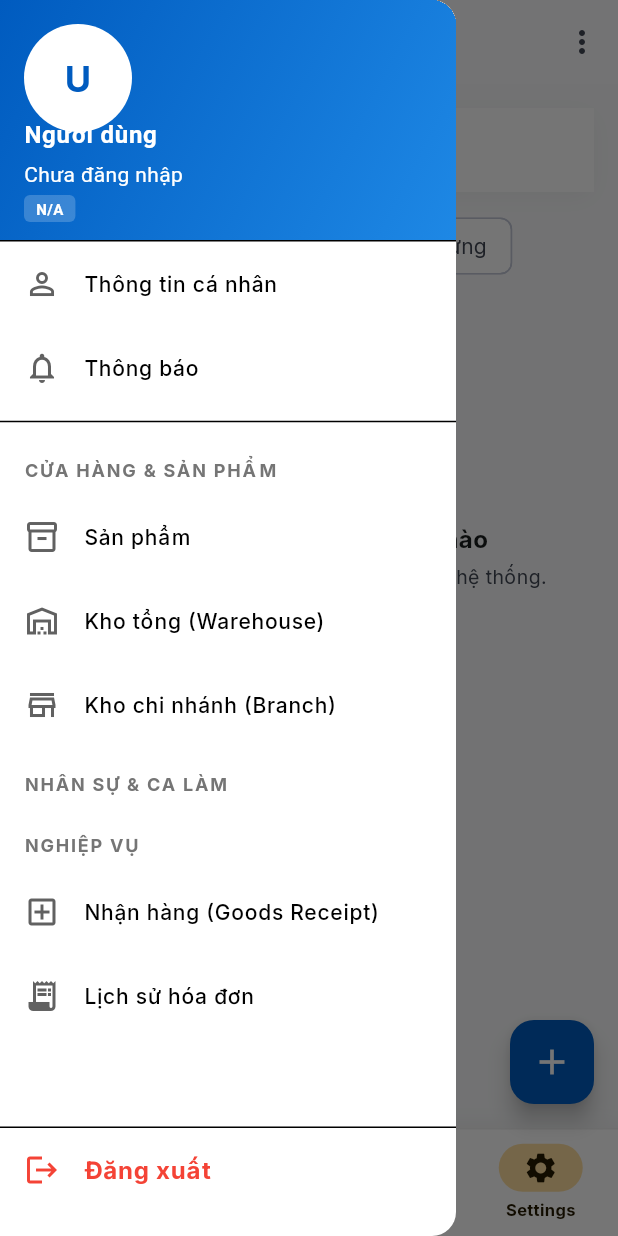
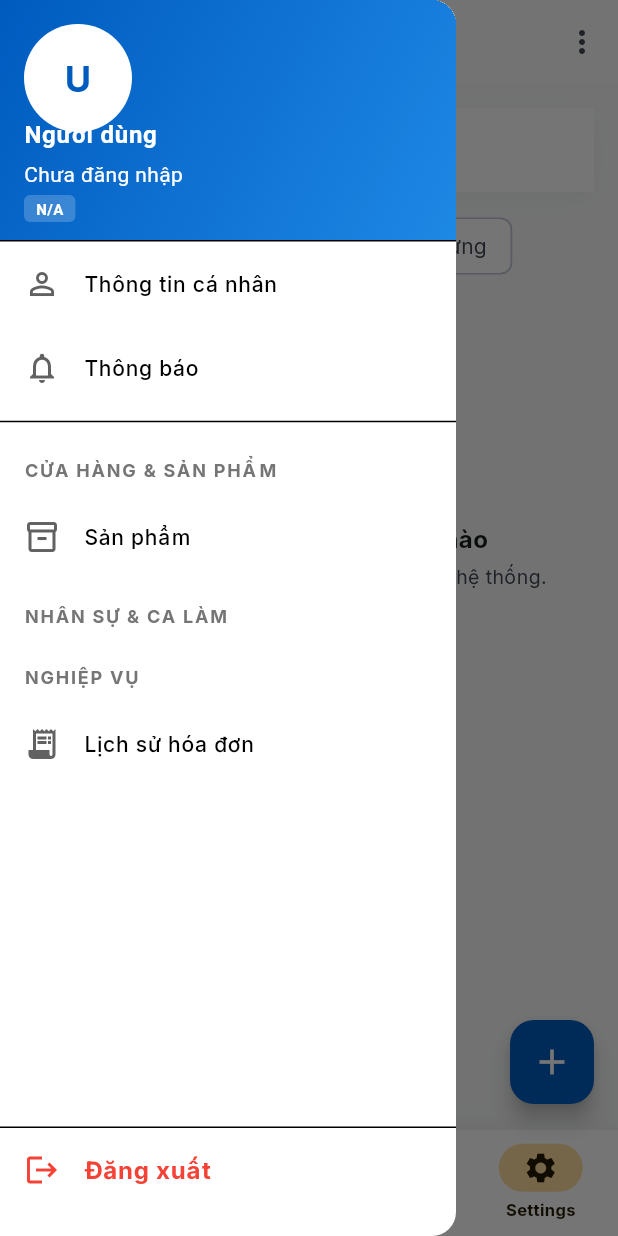
Before and after one commit to Hieu-coder-svg/Convenient_Store_Chain_Flutter, a Flutter app: the BranchListScreen screen opened by its route, with the side drawer open, on a phone screen of 412 x 824 dp. Run offline on Flutter 3.47's test engine with Material 3 defaults, Android fonts, the phone set to English and light mode, and no system bars; our stand-ins replace dio, fl_chart, flutter_secure_storage, go_router, google_fonts, image_picker and 1 more; missing offline and left inert: signalr_netcore, simple_barcode_scanner; accounts and stored records are empty; network calls fail.

Commit message:
Fix UI roles permission for store manager and warehouse, fix signalR URL

```diff
--- a/lib/core/widgets/app_drawer.dart
+++ b/lib/core/widgets/app_drawer.dart
@@ -108,6 +108,9 @@ class AppDrawer extends StatelessWidget {
                       onTap: () => context.go('/categories'),
                     ),
                 ],
+                if (user?.roleName.contains('Store Manager') == true ||
+                    user?.roleName.contains('StoreManager') == true ||
+                    user?.roleName.contains('Warehouse') == true) ...[
                   _buildNavItem(
                     context,
                     icon: Icons.warehouse_outlined,
@@ -126,6 +129,7 @@ class AppDrawer extends StatelessWidget {
                       context.go('/branch-inventory');
                     },
                   ),
+                ],
 
                 // Đối tác & Chi nhánh
                 if (user?.roleName == 'Chain Director') ...[
@@ -146,76 +150,51 @@ class AppDrawer extends StatelessWidget {
 
                 // NHÂN SỰ & CA LÀM
                 _buildSectionTitle('NHÂN SỰ & CA LÀM'),
-                if (user?.roleName.contains('Admin') == true ||
-                    user?.roleName.contains('Director') == true ||
-                    user?.roleName.contains('Store Manager') == true ||
-                    user?.roleName.contains('StoreManager') == true)
+                if (user?.roleName.contains('Store Manager') == true ||
+                    user?.roleName.contains('StoreManager') == true) ...[
                   _buildNavItem(
                     context,
                     icon: Icons.people_outline,
                     title: 'Quản lý nhân viên',
                     onTap: () => context.go('/employee-management'),
                   ),
-                if (user?.roleName.contains('Admin') == true ||
-                    user?.roleName.contains('Director') == true ||
-                    user?.roleName.contains('Store Manager') == true ||
-                    user?.roleName.contains('StoreManager') == true)
                   _buildNavItem(
                     context,
                     icon: Icons.calendar_month_outlined,
                     title: 'Xếp lịch làm việc',
                     onTap: () => context.go('/store-schedule'),
                   ),
-                if (user?.roleName.contains('Admin') == true ||
-                    user?.roleName.contains('Director') == true ||
-                    user?.roleName.contains('Store Manager') == true ||
-                    user?.roleName.contains('StoreManager') == true)
+                ],
+                if (user?.roleName.contains('Store Staff') == true ||
+                    user?.roleName.contains('StoreStaff') == true) ...[
                   _buildNavItem(
                     context,
                     icon: Icons.timer_outlined,
                     title: 'Chấm công nhân viên',
                     onTap: () => context.go('/attendance-report'),
                   ),
-                if (user?.roleName.contains('Admin') == true ||
-                    user?.roleName.contains('Director') == true ||
-                    user?.roleName.contains('Store Manager') == true ||
-                    user?.roleName.contains('StoreManager') == true)
-                  _buildNavItem(
-                    context,
-                    icon: Icons.schedule_outlined,
-                    title: 'Mẫu ca làm việc',
-                    onTap: () => context.go('/shift-templates'),
-                  ),
+                ],
                 if (user?.roleName.contains('Store Staff') == true ||
-                    user?.roleName.contains('StoreStaff') == true ||
-                    user?.roleName.contains('Warehouse Staff') == true ||
-                    user?.roleName.contains('WarehouseStaff') == true)
+                    user?.roleName.contains('StoreStaff') == true) ...[
                   _buildNavItem(
                     context,
                     icon: Icons.event_available_outlined,
                     title: 'Lịch cá nhân',
                     onTap: () => context.go('/personal-schedule'),
                   ),
-                if (user?.roleName.contains('Store Staff') == true ||
-                    user?.roleName.contains('StoreStaff') == true ||
-                    user?.roleName.contains('Warehouse Staff') == true ||
-                    user?.roleName.contains('WarehouseStaff') == true)
                   _buildNavItem(
                     context,
                     icon: Icons.access_time,
                     title: 'Chấm công (Check-in/out)',
                     onTap: () => context.go('/clock-in'),
                   ),
-                if (user?.roleName.contains('Store Staff') == true ||
-                    user?.roleName.contains('StoreStaff') == true ||
-                    user?.roleName.contains('Warehouse Staff') == true ||
-                    user?.roleName.contains('WarehouseStaff') == true)
                   _buildNavItem(
                     context,
                     icon: Icons.history_outlined,
                     title: 'Lịch sử làm việc',
                     onTap: () => context.go('/work-history'),
                   ),
+                ],
 
                 // Nghiệp vụ (Branch Orders & POS)
                 _buildSectionTitle('NGHIỆP VỤ'),
@@ -244,6 +223,7 @@ class AppDrawer extends StatelessWidget {
                       context.go('/branch-orders');
                     },
                   ),
+                if (user?.roleName.contains('Warehouse') == true)
                   _buildNavItem(
                     context,
                     icon: Icons.add_box_outlined,
@@ -316,18 +296,38 @@ class AppDrawer extends StatelessWidget {
             child: ListView(
               padding: EdgeInsets.zero,
               children: [
-                _buildSectionTitle('ĐỐI TÁC & CHI NHÁNH'),
                 _buildNavItem(
                   context,
-                  icon: Icons.business_outlined,
-                  title: 'Nhà cung cấp',
-                  onTap: () => context.go('/suppliers'),
+                  icon: Icons.person_outline,
+                  title: 'Thông tin cá nhân',
+                  onTap: () {
+                    Navigator.pop(context);
+                    context.go('/profile');
+                  },
                 ),
                 _buildNavItem(
                   context,
-                  icon: Icons.storefront_outlined,
-                  title: 'Chi nhánh',
-                  onTap: () => context.go('/branches'),
+                  icon: Icons.notifications_outlined,
+                  title: 'Thông báo',
+                  onTap: () {
+                    Navigator.pop(context);
+                    context.go('/notifications');
+                  },
+                ),
+                const Divider(),
+
+                _buildSectionTitle('KHO & TỒN KHO'),
+                _buildNavItem(
+                  context,
+                  icon: Icons.warehouse_outlined,
+                  title: 'Kho tổng (Warehouse)',
+                  onTap: () => context.go('/warehouse-inventory'),
+                ),
+                _buildNavItem(
+                  context,
+                  icon: Icons.store_mall_directory_outlined,
+                  title: 'Kho chi nhánh (Branch)',
+                  onTap: () => context.go('/branch-inventory'),
                 ),
                 _buildSectionTitle('NHÂN SỰ & CA LÀM'),
                 _buildNavItem(
@@ -351,15 +351,21 @@ class AppDrawer extends StatelessWidget {
                 _buildSectionTitle('NGHIỆP VỤ'),
                 _buildNavItem(
                   context,
-                  icon: Icons.point_of_sale_outlined,
-                  title: 'Máy tính tiền (POS)',
-                  onTap: () => context.go('/pos'),
+                  icon: Icons.local_shipping_outlined,
+                  title: 'Đơn đặt hàng nội bộ',
+                  onTap: () => context.go('/branch-orders'),
                 ),
                 _buildNavItem(
                   context,
-                  icon: Icons.local_shipping_outlined,
-                  title: 'Đơn đặt hàng nội bộ',
-                  onTap: () => context.go('/branch-orders'),
+                  icon: Icons.receipt_long,
+                  title: 'Lịch sử hóa đơn',
+                  onTap: () => context.go('/invoices'),
+                ),
+                _buildNavItem(
+                  context,
+                  icon: Icons.bar_chart,
+                  title: 'Doanh thu Chi nhánh',
+                  onTap: () => context.go('/daily-summary'),
                 ),
               ],
             ),
```
Also changed, not shown: lib/features/notification/providers/notification_provider.dart (+5 -3 lines). Lines whose indentation alone changed are shown as unchanged.
